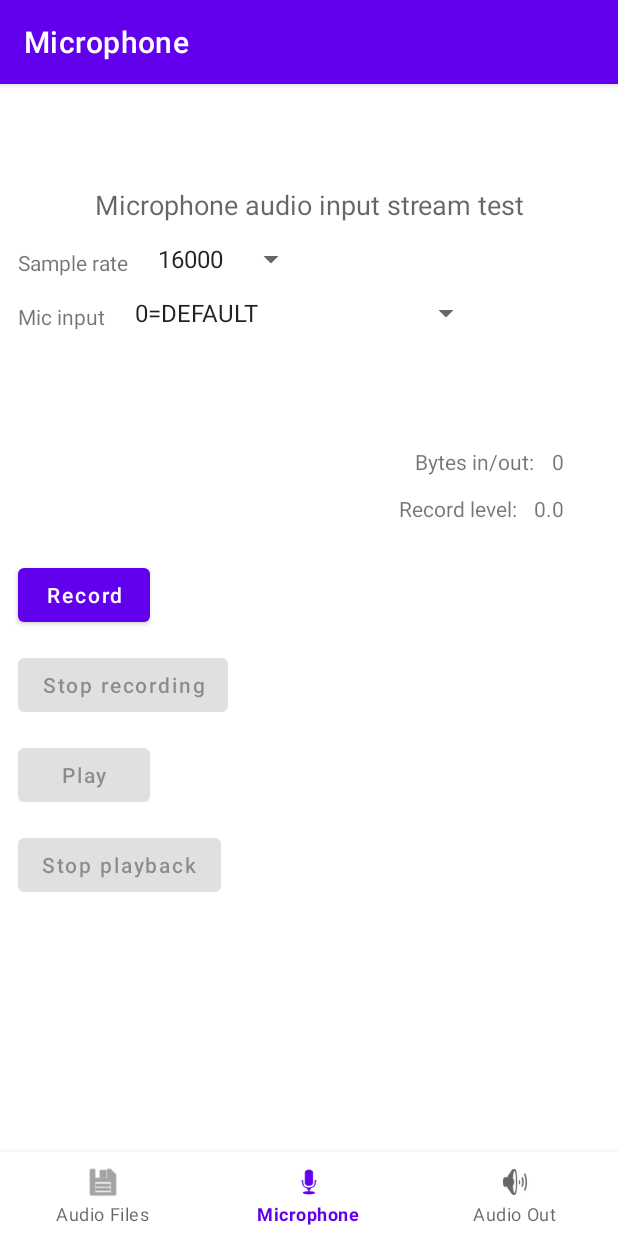
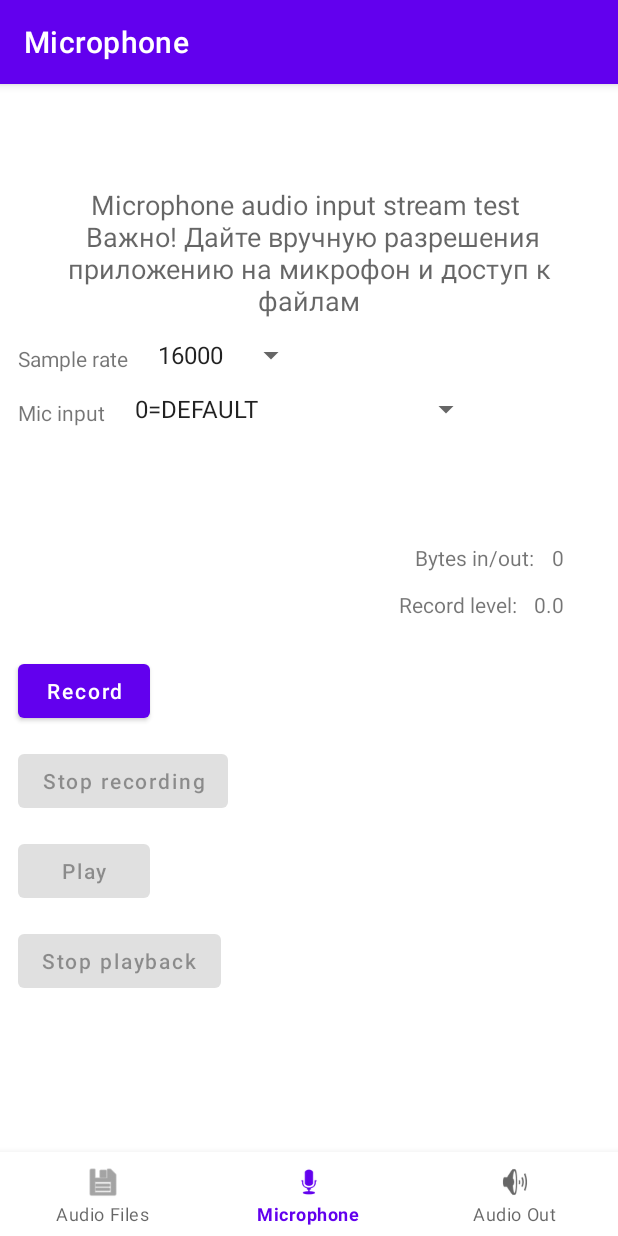
Before and after one commit to psa98/AudioStreams, an Android app: the MicFragment screen opened through its navigation route, on a phone screen of 412 x 824 dp. Run offline under Robolectric (Android 15) with nearby library versions, the phone set to English and light mode, and no system bars; our stand-ins replace navigation-ui.

Commit message:
Update strings.xml

```diff
--- a/app/src/main/res/values/strings.xml
+++ b/app/src/main/res/values/strings.xml
@@ -13,5 +13,5 @@
     <string name="hello_second_fragment">Hello second fragment. Arg: %1$s</string>
     <string name="streams_from_to_audio_media_files">Streams from/to Audio media files</string>
     <string name="audio_track_audio_stream_test">Audio Track audio stream test</string>
-    <string name="microphone_audio_input_stream_test">Microphone audio input stream test</string>
+    <string name="microphone_audio_input_stream_test">Microphone audio input stream test \n Важно! Дайте вручную разрешения приложению на микрофон и доступ к файлам</string>
 </resources>
```
